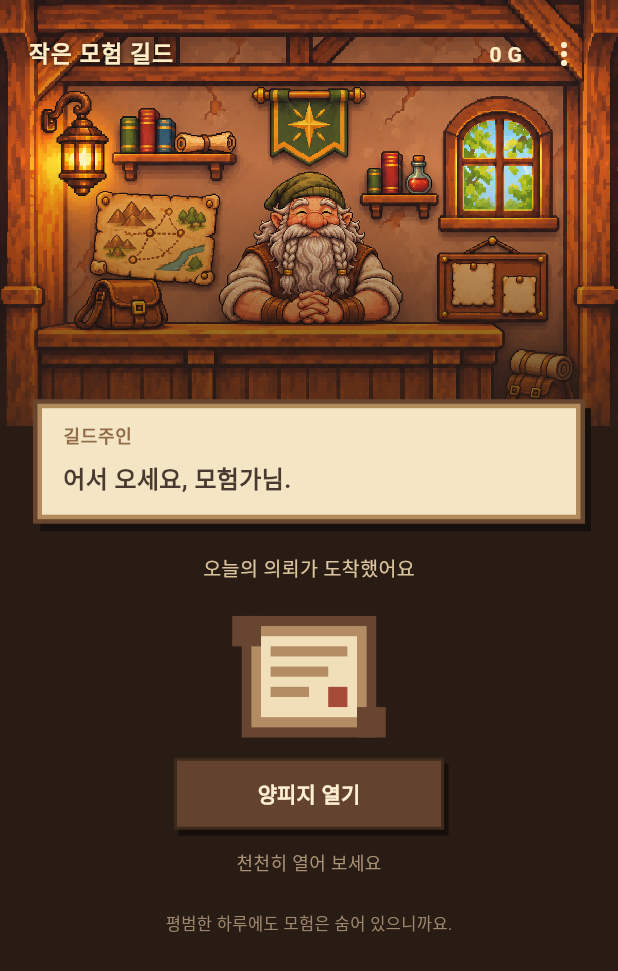
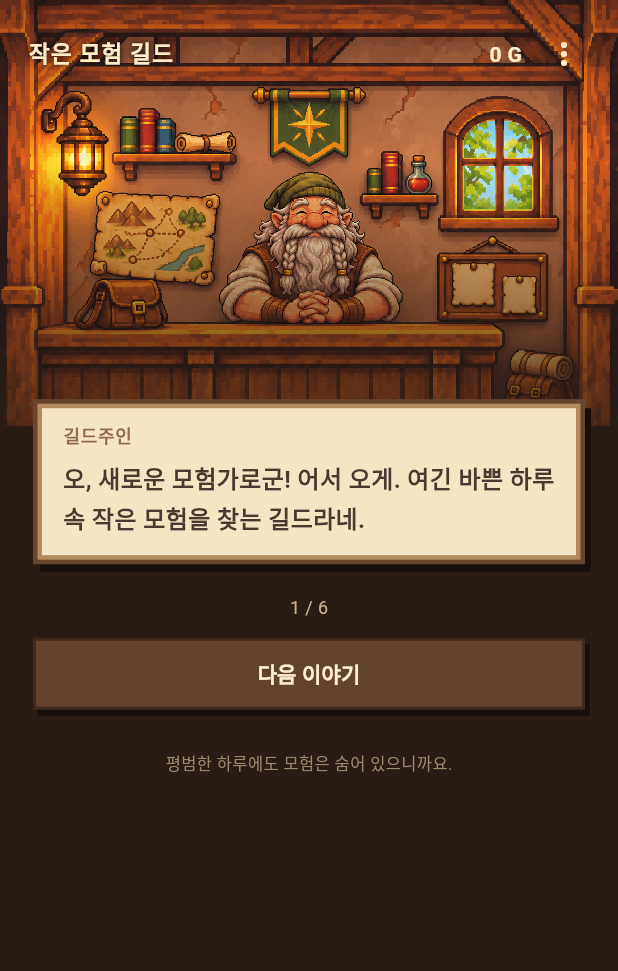
Before and after one commit to juson082/little-adventure-guild, a Flutter app: the screen it shows after launch, on a phone screen of 412 x 824 dp. Shown: the top 971 px of the screen. Run offline on Flutter 3.47's test engine with Material 3 defaults, Android fonts, the phone set to English and light mode, and no system bars; our stand-ins replace shared_preferences.

Commit message:
Introduce first launch guild tutorial

```diff
--- a/lib/guild_content.dart
+++ b/lib/guild_content.dart
@@ -11,3 +11,13 @@ const quests = <(String, String)>[
   ('오래된 사진 꺼내 보기', '마음에 남아 있는 사진 한 장을 들여다보세요.'),
   ('안부 한 줄 보내기', '생각나는 사람에게 가볍게 안부를 전해보세요.'),
 ];
+
+// 첫 실행에서 길드주인이 들려주는 안내입니다. 자유롭게 수정할 수 있습니다.
+const guildTutorial = <String>[
+  '오, 새로운 모험가로군! 어서 오게. 여긴 바쁜 하루 속 작은 모험을 찾는 길드라네.',
+  '매일 양피지 하나를 건네주지. 그 안에는 자네가 오늘 만날 수 있는 작은 의뢰가 적혀 있다네.',
+  '의뢰를 마쳤다면 퀘스트 완료를, 오늘은 못 했다면 퀘스트 실패를 눌러 주게. 못 해도 괜찮네. 길드는 언제나 열려 있으니까.',
+  '정말 마쳤는지 어떻게 아느냐고? 허허, 우리 길드에는 감시 마법이 없다네. 자네의 보고를 믿는 게 이곳의 오래된 규칙이지.',
+  '의뢰를 완료하면 골드를 주겠네. 길드 메뉴의 꾸미기에서 모은 골드로 장식을 사고, 이곳에 놓을 수 있다네.',
+  '자, 서두를 것 없네. 양피지를 열고 오늘의 작은 모험을 만나 보게나!',
+];
--- a/lib/main.dart
+++ b/lib/main.dart
@@ -41,6 +41,8 @@ class _GuildHomeState extends State<GuildHome> with WidgetsBindingObserver {
   Timer? dateTimer;
   Timer? greetingTimer;
   bool greetingFinished = false;
+  bool? tutorialComplete;
+  int tutorialStep = 0;
 
   String get dateKey {
     final d = DateTime.now();
@@ -52,11 +54,6 @@ class _GuildHomeState extends State<GuildHome> with WidgetsBindingObserver {
     super.initState();
     WidgetsBinding.instance.addObserver(this);
     load();
-    greetingTimer = Timer(
-        Duration(milliseconds: max(3000, greeting.runes.length * 150 + 1000)),
-        () {
-      if (mounted) setState(() => greetingFinished = true);
-    });
     dateTimer = Timer.periodic(const Duration(seconds: 30), (_) {
       if (today != null && today!['date'] != dateKey && !busy) load();
     });
@@ -110,10 +107,53 @@ class _GuildHomeState extends State<GuildHome> with WidgetsBindingObserver {
           prefs = store;
           today = saved;
           error = null;
+          tutorialComplete ??= store.getBool('tutorial_complete') ?? false;
         });
+      }
+      if (tutorialComplete == true &&
+          !greetingFinished &&
+          greetingTimer == null) {
+        startGreeting();
       }
     } catch (_) {
       if (mounted) setState(() => error = '오늘의 의뢰를 불러오지 못했어요. 다시 시도해 주세요.');
+    }
+  }
+
+  void startGreeting() {
+    greetingTimer?.cancel();
+    greetingTimer = Timer(
+        Duration(milliseconds: max(3000, greeting.runes.length * 150 + 1000)),
+        () {
+      if (mounted) setState(() => greetingFinished = true);
+    });
+  }
+
+  Future<void> advanceTutorial() async {
+    if (busy || prefs == null) return;
+    if (tutorialStep < guildTutorial.length - 1) {
+      setState(() => tutorialStep++);
+      return;
+    }
+    setState(() => busy = true);
+    try {
+      if (!await prefs!.setBool('tutorial_complete', true)) {
+        throw Exception('저장 실패');
+      }
+      if (mounted) {
+        setState(() {
+          tutorialComplete = true;
+          greetingFinished = false;
+        });
+      }
+      startGreeting();
+    } catch (_) {
+      if (mounted) {
+        ScaffoldMessenger.of(context).showSnackBar(
+            const SnackBar(content: Text('안내 진행 상태를 저장하지 못했어요. 다시 시도해 주세요.')));
+      }
+    } finally {
+      if (mounted) setState(() => busy = false);
     }
   }
 
@@ -413,7 +453,10 @@ class _GuildHomeState extends State<GuildHome> with WidgetsBindingObserver {
                                     fontWeight: FontWeight.w800,
                                     letterSpacing: .5)),
                             const SizedBox(height: 7),
-                            Text(greeting,
+                            Text(
+                                tutorialComplete == false
+                                    ? guildTutorial[tutorialStep]
+                                    : greeting,
                                 style: const TextStyle(
                                     color: ink,
                                     fontSize: 16,
@@ -421,7 +464,19 @@ class _GuildHomeState extends State<GuildHome> with WidgetsBindingObserver {
                                     height: 1.6)),
                           ])),
                       const SizedBox(height: 20),
-                      if (error != null) ...[
+                      if (tutorialComplete == false) ...[
+                        Center(
+                            child: Text(
+                                '${tutorialStep + 1} / ${guildTutorial.length}',
+                                style: const TextStyle(
+                                    color: Color(0xffc8ae8b), fontSize: 12))),
+                        const SizedBox(height: 12),
+                        GuildButton(
+                            label: tutorialStep == guildTutorial.length - 1
+                                ? '모험 시작하기'
+                                : '다음 이야기',
+                            onPressed: busy ? null : advanceTutorial),
+                      ] else if (error != null) ...[
                         Text(error!,
                             style: const TextStyle(color: Color(0xffffd3ae))),
                         TextButton(onPressed: load, child: const Text('다시 시도')),
@@ -496,19 +551,26 @@ class _GuildHomeState extends State<GuildHome> with WidgetsBindingObserver {
                                         height: 1.7)),
                                 const SizedBox(height: 22),
                                 if (!resolved) ...[
+                                  const Center(
+                                      child: Text('완료 보상 · 10 G',
+                                          style: TextStyle(
+                                              color: Color(0xff92704c),
+                                              fontSize: 12,
+                                              fontWeight: FontWeight.w700))),
+                                  const SizedBox(height: 10),
                                   GuildButton(
-                                      label: '퀘스트 완료 · +10 G',
+                                      label: '퀘스트 완료',
                                       onPressed: busy
                                           ? null
                                           : () => update('completed')),
                                   const SizedBox(height: 8),
                                   GuildButton(
-                                      label: '이번에는 못 했어요',
+                                      label: '퀘스트 실패',
                                       onPressed:
                                           busy ? null : () => update('failed')),
                                 ] else
                                   GuildButton(
-                                      label: completed ? '완료한 퀘스트' : '오늘은 쉬어가요',
+                                      label: completed ? '퀘스트 완료' : '퀘스트 실패',
                                       onPressed: null),
                                 const SizedBox(height: 12),
                                 Text(
```
Also changed, not shown: preview/quest.png, preview/tutorial.png (added), 2 other files.
